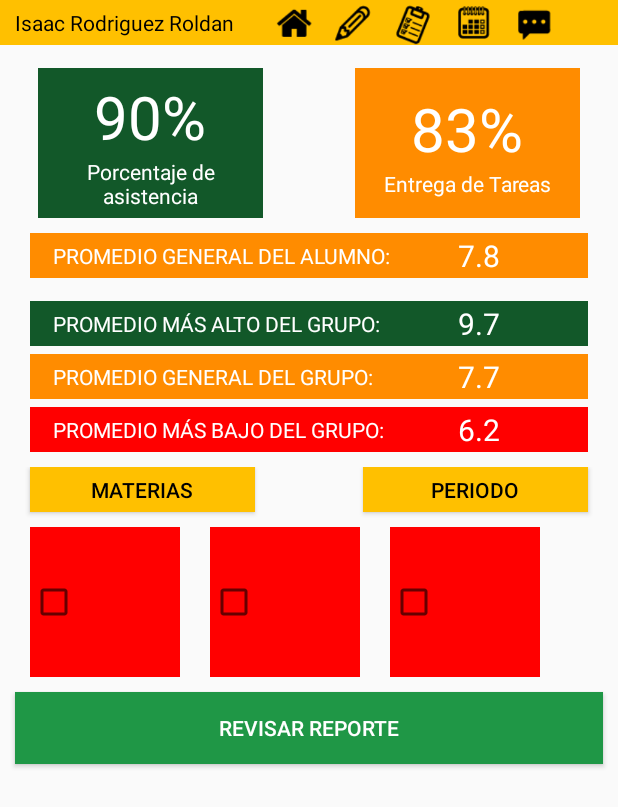
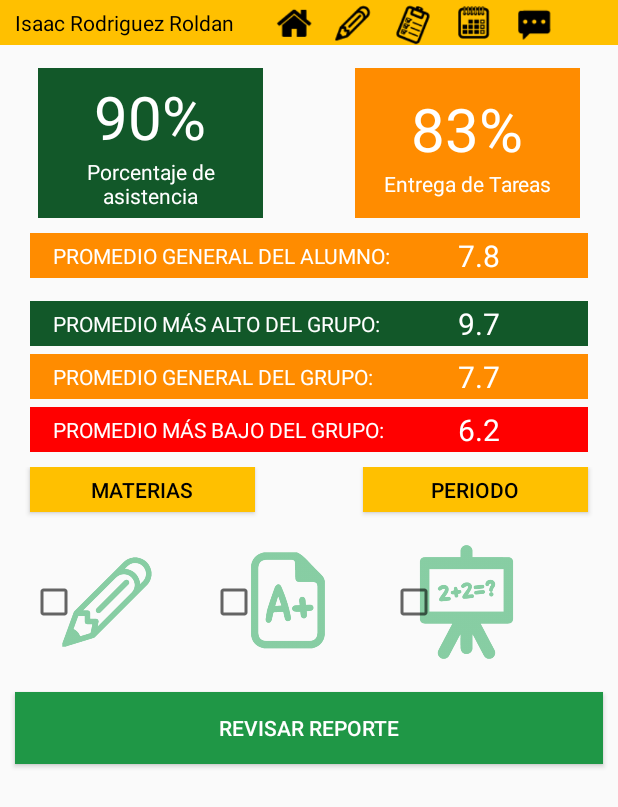
Before and after one commit to KaminarikunZ/eDucar-AppAndroid, an Android app: the InformesActivity screen opened directly, with no data from a screen before it, on a phone screen of 412 x 824 dp. Shown: the top 807 px of the screen. Run offline under Robolectric (Android 15) with nearby library versions, the phone set to English and light mode, and no system bars.

Commit message:
cambios vista informes
estikos y checks

```diff
--- a/app/src/main/res/layout/activity_informes.xml
+++ b/app/src/main/res/layout/activity_informes.xml
@@ -232,19 +232,19 @@
             android:layout_width="100dp"
             android:layout_height="100dp"
             android:layout_marginLeft="20dp"
-            android:background="#ff00"/>
+            android:background="@drawable/tareas_check_on"/>
 
         <CheckBox
             android:layout_width="100dp"
             android:layout_height="100dp"
             android:layout_marginLeft="20dp"
-            android:background="#ff00"/>
+            android:background="@drawable/examen_check_on"/>
 
         <CheckBox
             android:layout_width="100dp"
             android:layout_height="100dp"
             android:layout_marginLeft="20dp"
-            android:background="#ff00"/>
+            android:background="@drawable/clase_check_on"/>
     </LinearLayout>
 
 
```
